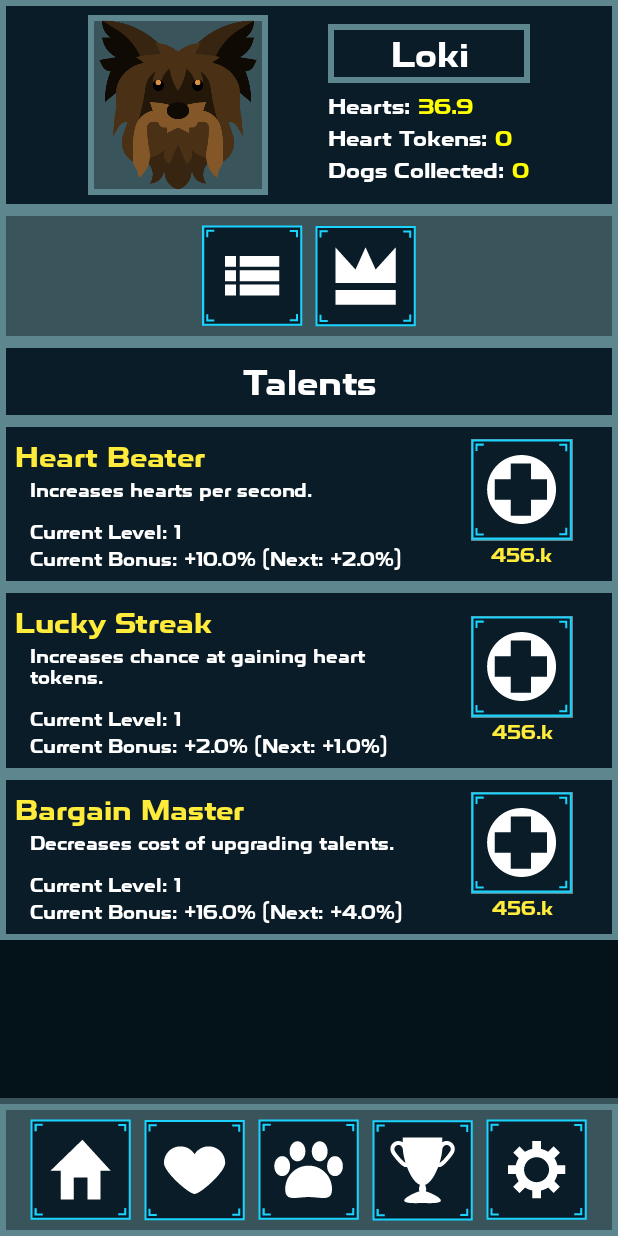
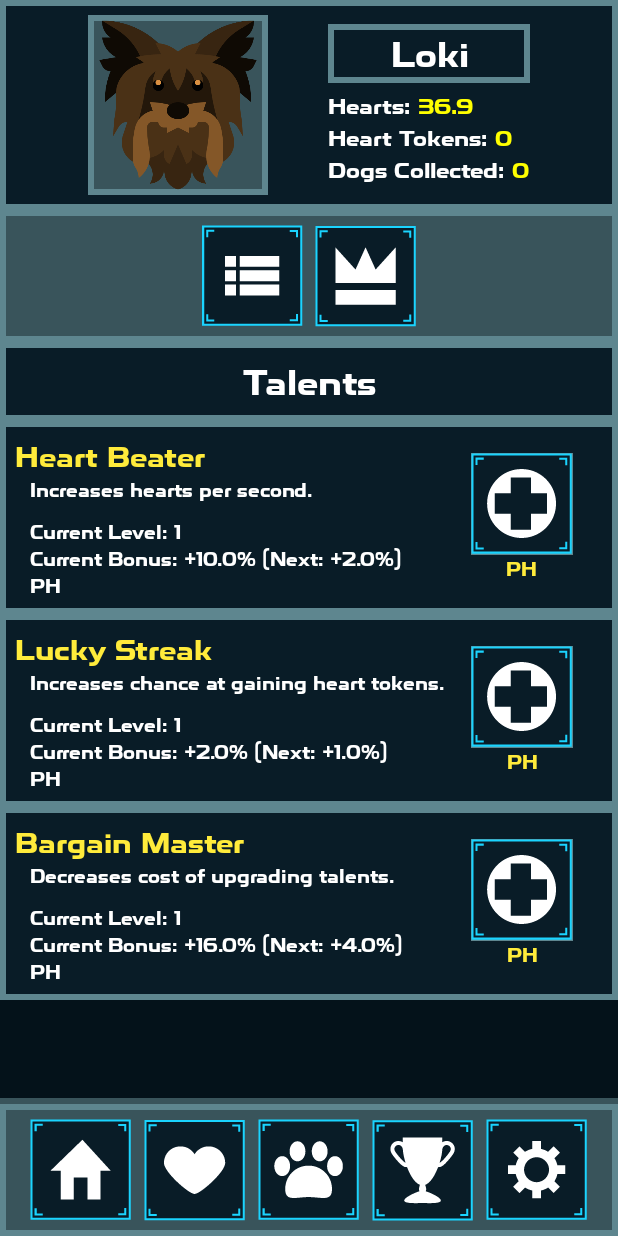
Before and after one commit to Lertos/project-yorkie, an Android app: the screen it shows after launch (HomePage), on a phone screen of 412 x 824 dp. Run offline under Robolectric (Android 15) with nearby library versions, the phone set to English and light mode, and no system bars; 2 statements that could not run were skipped.

Commit message:
Adding nextBonus TV as well as fixing Description match_parent issue

```diff
--- a/app/src/main/res/layout/item_talent.xml
+++ b/app/src/main/res/layout/item_talent.xml
@@ -28,7 +28,7 @@
             <TextView
                 android:id="@+id/talentDescription"
                 style="@style/fontSmall"
-                android:layout_width="match_parent"
+                android:layout_width="wrap_content"
                 android:layout_height="wrap_content"
                 android:layout_marginBottom="10dp"
                 android:text="PH" />
@@ -42,6 +42,13 @@
 
             <TextView
                 android:id="@+id/talentCurrentBonus"
+                style="@style/fontSmall"
+                android:layout_width="wrap_content"
+                android:layout_height="wrap_content"
+                android:text="PH" />
+
+            <TextView
+                android:id="@+id/talentNextBonus"
                 style="@style/fontSmall"
                 android:layout_width="wrap_content"
                 android:layout_height="wrap_content"
@@ -61,7 +68,7 @@
         android:gravity="end">
 
         <ImageView
-            android:id="@+id/ivUpgrade"
+            android:id="@+id/talentUpgradeButton"
             android:layout_width="wrap_content"
             android:layout_height="wrap_content"
             android:layout_centerHorizontal="true"
@@ -73,11 +80,11 @@
             android:src="@mipmap/icon_upgrade" />
 
         <TextView
-            android:id="@+id/heartsToUpgrade"
+            android:id="@+id/talentHeartsToUpgrade"
             style="@style/fontSmall"
             android:layout_width="wrap_content"
             android:layout_height="wrap_content"
-            android:layout_below="@id/ivUpgrade"
+            android:layout_below="@id/talentUpgradeButton"
             android:layout_centerHorizontal="true"
             android:text="PH"
             android:textColor="@color/yellow" />
```
